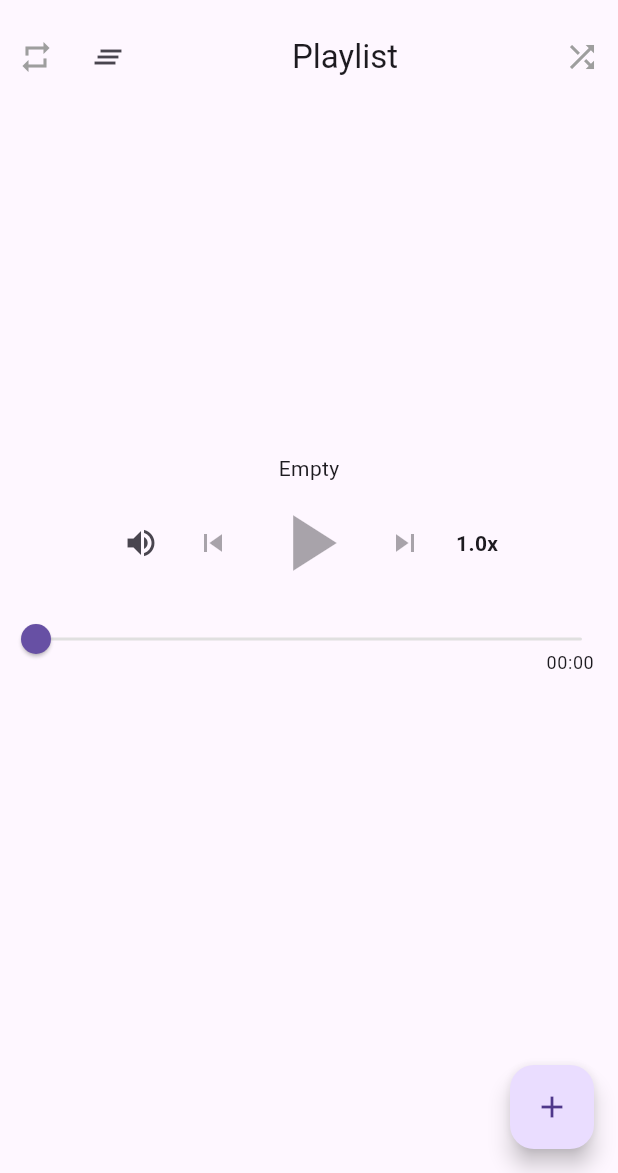
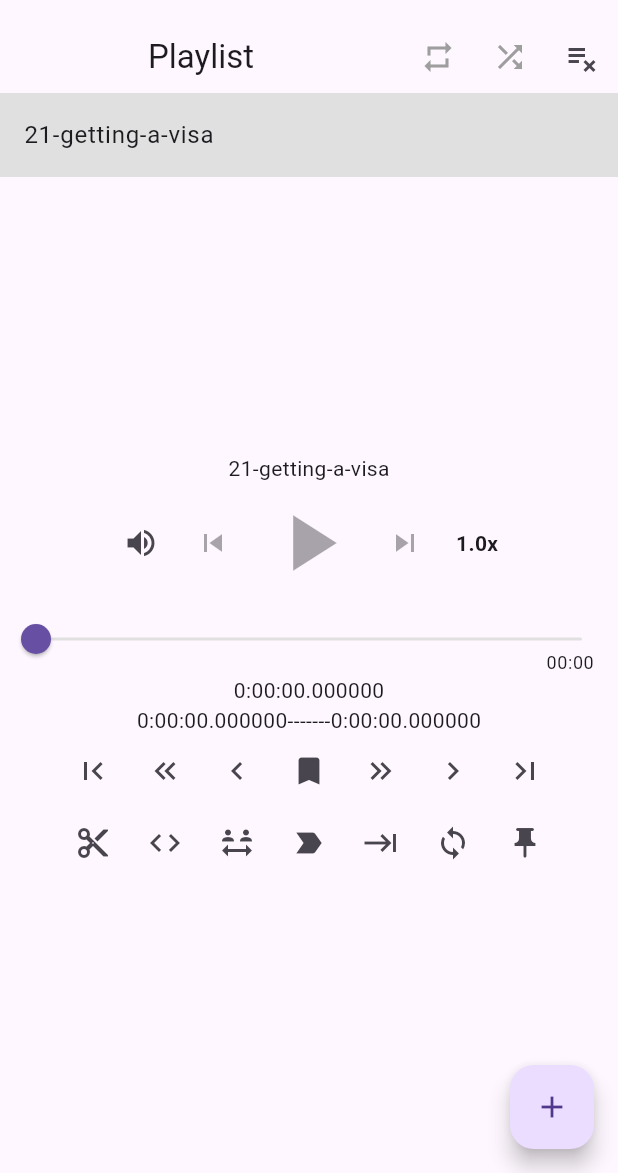
Before and after one commit to jimmyliow/dictation-gym, a Flutter app: the screen it shows after launch, on a phone screen of 412 x 824 dp, the part 63-1236 px from its top. Run offline on Flutter 3.47's test engine with Material 3 defaults, Android fonts, the phone set to English and light mode, and no system bars; our stand-ins replace file_picker, just_audio, just_audio_background, permission_handler, rxdart; missing offline and left inert: audio_session, just_audio_media_kit.

```diff
--- a/lib/main.dart
+++ b/lib/main.dart
@@ -31,53 +31,63 @@ class MyApp extends StatefulWidget {
 
 class MyAppState extends State<MyApp> with WidgetsBindingObserver {
   late AudioPlayer _player;
+  Duration clipStartDuration = Duration.zero;
+  Duration clipEndDuration = Duration.zero;
   final UriAudioSource gettingAVisa = AudioSource.uri(Uri.parse(
   "https://dailydictation.com/upload/english-conversations/21-getting-a-visa-2022-03-07-21-11-20/0-21-getting-a-visa.mp3"));
-  late final List<AudioSource> _playlist = [...List.generate(9, (index) {
-    return ClippingAudioSource(
-      // 00:00:01.710 - 00:00:03.680
-      start: const Duration(seconds: 1, milliseconds: 710),
-      end: const Duration(seconds: 3, milliseconds: 680),
-      child: gettingAVisa,
+  late final List<AudioSource> _playlist = [
+    AudioSource.uri(Uri.parse("https://dailydictation.com/upload/english-conversations/21-getting-a-visa-2022-03-07-21-11-20/0-21-getting-a-visa.mp3"),
       tag: MediaItem(
-        id: '1($index)',
-        // Metadata to display in the notification:
-        // album: "Album name",
-        title: "Does it take long to get a visa?($index)",
-        // artUri: Uri.parse('https://media.wnyc.org/i/1400/1400/l/80/1/ScienceFriday_WNYCStudios_1400.jpg'),
-      )
-    );
-  }),
-    ...List.generate(9, (index) {
-    return ClippingAudioSource(
-      // [00:00:03.710][00:00:04.960]
-      start: const Duration(seconds: 3, milliseconds: 710),
-      end: const Duration(seconds: 4, milliseconds: 960),
-      child: gettingAVisa,
-      tag: MediaItem(
-        id: '2($index)',
-        // Metadata to display in the notification:
-        // album: "Album name",
-        title: "It depends on the season.($index)",
-        // artUri: Uri.parse('https://media.wnyc.org/i/1400/1400/l/80/1/ScienceFriday_WNYCStudios_1400.jpg'),
-      )
-    );
-  }),
-    ...List.generate(9, (index) {
-      return ClippingAudioSource(
-        // 00:00:04.960][00:00:06.960
-          start: const Duration(seconds: 4, milliseconds: 960),
-          end: const Duration(seconds: 6, milliseconds: 960),
-          child: gettingAVisa,
-          tag: MediaItem(
-            id: '3($index)',
-            // Metadata to display in the notification:
-            // album: "Album name",
-            title: "Anywhere from one month to two months.($index)",
-            // artUri: Uri.parse('https://media.wnyc.org/i/1400/1400/l/80/1/ScienceFriday_WNYCStudios_1400.jpg'),
-          )
-      );
-    })];
+        id: "21-getting-a-visa",
+        title: "21-getting-a-visa",
+      ),
+    )
+  //   ...List.generate(9, (index) {
+  //   return ClippingAudioSource(
+  //     // 00:00:01.710 - 00:00:03.680
+  //     start: const Duration(seconds: 1, milliseconds: 710),
+  //     end: const Duration(seconds: 3, milliseconds: 680),
+  //     child: gettingAVisa,
+  //     tag: MediaItem(
+  //       id: '1($index)',
+  //       // Metadata to display in the notification:
+  //       // album: "Album name",
+  //       title: "Does it take long to get a visa?($index)",
+  //       // artUri: Uri.parse('https://media.wnyc.org/i/1400/1400/l/80/1/ScienceFriday_WNYCStudios_1400.jpg'),
+  //     )
+  //   );
+  // }),
+  //   ...List.generate(9, (index) {
+  //   return ClippingAudioSource(
+  //     // [00:00:03.710][00:00:04.960]
+  //     start: const Duration(seconds: 3, milliseconds: 710),
+  //     end: const Duration(seconds: 4, milliseconds: 960),
+  //     child: gettingAVisa,
+  //     tag: MediaItem(
+  //       id: '2($index)',
+  //       // Metadata to display in the notification:
+  //       // album: "Album name",
+  //       title: "It depends on the season.($index)",
+  //       // artUri: Uri.parse('https://media.wnyc.org/i/1400/1400/l/80/1/ScienceFriday_WNYCStudios_1400.jpg'),
+  //     )
+  //   );
+  // }),
+  //   ...List.generate(9, (index) {
+  //     return ClippingAudioSource(
+  //       // 00:00:04.960][00:00:06.960
+  //         start: const Duration(seconds: 4, milliseconds: 960),
+  //         end: const Duration(seconds: 6, milliseconds: 960),
+  //         child: gettingAVisa,
+  //         tag: MediaItem(
+  //           id: '3($index)',
+  //           // Metadata to display in the notification:
+  //           // album: "Album name",
+  //           title: "Anywhere from one month to two months.($index)",
+  //           // artUri: Uri.parse('https://media.wnyc.org/i/1400/1400/l/80/1/ScienceFriday_WNYCStudios_1400.jpg'),
+  //         )
+  //     );
+  //   })
+  ];
   final _scaffoldMessengerKey = GlobalKey<ScaffoldMessengerState>();
 
   @override
@@ -128,13 +138,13 @@ class MyAppState extends State<MyApp> with WidgetsBindingObserver {
 
     // aₙ = 9n + 2
     // x >= 2 && (x - 2) % 9 === 0;
-    if (index >= 2 && (index - 2) % 9 == 0) {
-      await Future.delayed(Duration.zero);
-      await _player.setSpeed(0.6);
-    } else if (index >= 5 && (index - 5) % 9 == 0) {
-      await Future.delayed(Duration.zero);
-      await _player.setSpeed(1.0);
-    }
+    // if (index >= 2 && (index - 2) % 9 == 0) {
+    //   await Future.delayed(Duration.zero);
+    //   await _player.setSpeed(0.6);
+    // } else if (index >= 5 && (index - 5) % 9 == 0) {
+    //   await Future.delayed(Duration.zero);
+    //   await _player.setSpeed(1.0);
+    // }
 
     final source = sequence[index];
     final metadata = source.tag as MediaItem;
@@ -188,6 +198,13 @@ class MyAppState extends State<MyApp> with WidgetsBindingObserver {
             children: [
               Row(
                 children: [
+                  Expanded(
+                    child: Text(
+                      "Playlist",
+                      style: Theme.of(context).textTheme.titleLarge,
+                      textAlign: TextAlign.center,
+                    ),
+                  ),
                   StreamBuilder<LoopMode>(
                     stream: _player.loopModeStream,
                     builder: (context, snapshot) {
@@ -214,20 +231,6 @@ class MyAppState extends State<MyApp> with WidgetsBindingObserver {
                       );
                     },
                   ),
-                  IconButton(
-                    icon: const Icon(Icons.clear_all),
-                    tooltip: 'Clear All',
-                    onPressed: () {
-                      _player.setAudioSources([]);
-                    },
-                  ),
-                  Expanded(
-                    child: Text(
-                      "Playlist",
-                      style: Theme.of(context).textTheme.titleLarge,
-                      textAlign: TextAlign.center,
-                    ),
-                  ),
                   StreamBuilder<bool>(
                     stream: _player.shuffleModeEnabledStream,
                     builder: (context, snapshot) {
@@ -244,6 +247,14 @@ class MyAppState extends State<MyApp> with WidgetsBindingObserver {
                           await _player.setShuffleModeEnabled(enable);
                         },
                       );
+                    },
+                  ),
+                  IconButton(
+                    icon: const Icon(Icons.playlist_remove),
+                    tooltip: 'Clear All',
+                    onPressed: () {
+                      _player.stop();
+                      _player.setAudioSources([]);
                     },
                   ),
                 ],
@@ -324,6 +335,125 @@ class MyAppState extends State<MyApp> with WidgetsBindingObserver {
                   );
                 },
               ),
+              StreamBuilder<PositionData>(
+                stream: _positionDataStream,
+                builder: (context, snapshot) {
+                  final positionData = snapshot.data;
+                  return Text("${positionData?.position}");
+                },
+              ),
+              Row(
+                mainAxisSize: MainAxisSize.min,
+                children: [
+                  Text("$clipStartDuration"),
+                  Text("-------"),
+                  Text("$clipEndDuration"),
+                ]
+              ),
+              Row(
+                mainAxisSize: MainAxisSize.min,
+                children: [
+                  IconButton(
+                    icon: const Icon(Icons.first_page),
+                    onPressed: () {
+                      setState(() {
+                        clipStartDuration = _player.position;
+                      });
+                    },
+                  ),
+                  IconButton(
+                    icon: const Icon(Icons.keyboard_double_arrow_left),
+                    onPressed: () {
+                      Duration newPosition = _player.position - Duration(microseconds: 100);
+                      setState(() {
+                        clipStartDuration = newPosition;
+                      });
+                      _player.seek(newPosition);
+                    },
+                  ),
+                  IconButton(
+                    icon: const Icon(Icons.keyboard_arrow_left),
+                    onPressed: () {
+                    },
+                  ),
+                  IconButton(
+                    icon: const Icon(Icons.bookmark),
+                    onPressed: () {
+                        List<AudioSource> a = List.generate(3, (index) {
+                        return ClippingAudioSource(
+                          start: clipStartDuration,
+                          end: clipEndDuration,
+                          child: gettingAVisa,
+                          tag: MediaItem(
+                            id: '1($index)',
+                            title: "Does it take long to get a visa?($index)",
+                          )
+                        );
+                      });
+                        _player.setAudioSources(a);
+                    },
+                  ),
+                  IconButton(
+                    icon: const Icon(Icons.keyboard_double_arrow_right),
+                    onPressed: () {
+                    },
+                  ),
+                  IconButton(
+                    icon: const Icon(Icons.keyboard_arrow_right),
+                    onPressed: () {
+                    },
+                  ),
+                  IconButton(
+                    icon: const Icon(Icons.last_page),
+                    onPressed: () {
+                      setState(() {
+                        clipEndDuration = _player.position;
+                      });
+                    },
+                  ),
+                ],
+              ),
+              Row(
+                mainAxisSize: MainAxisSize.min,
+                children: [
+                  IconButton(
+                    icon: const Icon(Icons.content_cut),
+                    onPressed: () {
+                      print("position: ${_player.position}");
+                    },
+                  ),
+                  IconButton(
+                    icon: const Icon(Icons.code),
+                    onPressed: () {
+                    },
+                  ),
+                  IconButton(
+                    icon: const Icon(Icons.social_distance),
+                    onPressed: () {
+                    },
+                  ),
+                  IconButton(
+                    icon: const Icon(Icons.label_important),
+                    onPressed: () {
+                    },
+                  ),
+                  IconButton(
+                    icon: const Icon(Icons.keyboard_tab),
+                    onPressed: () {
+                    },
+                  ),
+                  IconButton(
+                    icon: const Icon(Icons.loop),
+                    onPressed: () {
+                    },
+                  ),
+                  IconButton(
+                    icon: const Icon(Icons.push_pin),
+                    onPressed: () {
+                    },
+                  ),
+                ],
+              ),
             ],
           ),
         ),
@@ -370,8 +500,10 @@ class MyAppState extends State<MyApp> with WidgetsBindingObserver {
         ),
       );
 
-      _player.addAudioSource(source);
+      newSources.add(source);
     }
+    _player.setAudioSources(newSources);
+
     return null;
   }
 }
```
Also changed, not shown: 1 other file.
